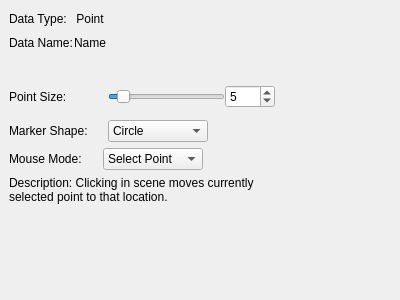
paulmthompson/WhiskerToolbox, file src/WhiskerToolbox/Media_Widget/MediaPoint_Widget/MediaPoint_Widget.ui: the form before one commit.
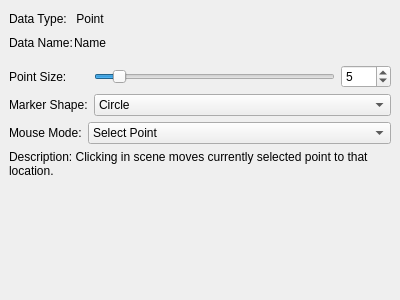
The form after the commit. Custom widgets are drawn as their Qt base class.

Commit message: More fixes to Media Widget

Diff of the .ui file:
```diff
--- a/src/WhiskerToolbox/Media_Widget/MediaPoint_Widget/MediaPoint_Widget.ui
+++ b/src/WhiskerToolbox/Media_Widget/MediaPoint_Widget/MediaPoint_Widget.ui
@@ -10,6 +10,12 @@
     <height>300</height>
    </rect>
   </property>
+  <property name="sizePolicy">
+   <sizepolicy hsizetype="Expanding" vsizetype="Fixed">
+    <horstretch>0</horstretch>
+    <verstretch>0</verstretch>
+   </sizepolicy>
+  </property>
   <property name="windowTitle">
    <string>Form</string>
   </property>
@@ -103,48 +109,22 @@
     </layout>
    </item>
    <item>
-    <layout class="QHBoxLayout" name="horizontalLayout_4">
-     <property name="spacing">
-      <number>6</number>
+    <widget class="ColorPicker_Widget" name="color_picker" native="true">
+     <property name="sizePolicy">
+      <sizepolicy hsizetype="Expanding" vsizetype="Fixed">
+       <horstretch>0</horstretch>
+       <verstretch>0</verstretch>
+      </sizepolicy>
      </property>
-     <item>
-      <widget class="ColorPicker_Widget" name="color_picker" native="true">
-       <property name="sizePolicy">
-        <sizepolicy hsizetype="Preferred" vsizetype="Fixed">
-         <horstretch>0</horstretch>
-         <verstretch>0</verstretch>
-        </sizepolicy>
-       </property>
-       <property name="minimumSize">
-        <size>
-         <width>264</width>
-         <height>0</height>
-        </size>
-       </property>
-      </widget>
-     </item>
-     <item>
-      <spacer name="horizontalSpacer_4">
-       <property name="orientation">
-        <enum>Qt::Orientation::Horizontal</enum>
-       </property>
-       <property name="sizeHint" stdset="0">
-        <size>
-         <width>20</width>
-         <height>20</height>
-        </size>
-       </property>
-      </spacer>
-     </item>
-    </layout>
+    </widget>
    </item>
    <item>
     <layout class="QGridLayout" name="point_settings_layout">
      <property name="sizeConstraint">
-      <enum>QLayout::SizeConstraint::SetFixedSize</enum>
+      <enum>QLayout::SizeConstraint::SetDefaultConstraint</enum>
      </property>
      <property name="horizontalSpacing">
-      <number>0</number>
+      <number>6</number>
      </property>
      <property name="verticalSpacing">
       <number>6</number>
@@ -158,6 +138,12 @@
      </item>
      <item row="0" column="2">
       <widget class="QSpinBox" name="point_size_spinbox">
+       <property name="sizePolicy">
+        <sizepolicy hsizetype="Fixed" vsizetype="Fixed">
+         <horstretch>0</horstretch>
+         <verstretch>0</verstretch>
+        </sizepolicy>
+       </property>
        <property name="minimumSize">
         <size>
          <width>50</width>
@@ -178,17 +164,11 @@
      <item row="2" column="1" colspan="2">
       <widget class="QComboBox" name="marker_shape_combo">
        <property name="sizePolicy">
-        <sizepolicy hsizetype="Maximum" vsizetype="Fixed">
+        <sizepolicy hsizetype="Expanding" vsizetype="Fixed">
          <horstretch>0</horstretch>
          <verstretch>0</verstretch>
         </sizepolicy>
        </property>
-       <property name="minimumSize">
-        <size>
-         <width>100</width>
-         <height>0</height>
-        </size>
-       </property>
        <item>
         <property name="text">
          <string>Circle</string>
@@ -224,12 +204,18 @@
      <item row="2" column="0">
       <widget class="QLabel" name="marker_shape_label">
        <property name="text">
-        <string>Marker Shape:      </string>
+        <string>Marker Shape:</string>
        </property>
       </widget>
      </item>
      <item row="0" column="1">
       <widget class="QSlider" name="point_size_slider">
+       <property name="sizePolicy">
+        <sizepolicy hsizetype="Expanding" vsizetype="Fixed">
+         <horstretch>0</horstretch>
+         <verstretch>0</verstretch>
+        </sizepolicy>
+       </property>
        <property name="minimum">
         <number>1</number>
        </property>
@@ -244,19 +230,6 @@
        </property>
       </widget>
      </item>
-     <item row="0" column="3" rowspan="3">
-      <spacer name="horizontalSpacer_5">
-       <property name="orientation">
-        <enum>Qt::Orientation::Horizontal</enum>
-       </property>
-       <property name="sizeHint" stdset="0">
-        <size>
-         <width>20</width>
-         <height>20</height>
-        </size>
-       </property>
-      </spacer>
-     </item>
     </layout>
    </item>
    <item>
@@ -265,37 +238,31 @@
       <number>6</number>
      </property>
      <property name="sizeConstraint">
-      <enum>QLayout::SizeConstraint::SetFixedSize</enum>
+      <enum>QLayout::SizeConstraint::SetDefaultConstraint</enum>
      </property>
      <item>
       <layout class="QHBoxLayout" name="horizontalLayout_3">
        <property name="spacing">
-        <number>1</number>
+        <number>6</number>
        </property>
        <property name="sizeConstraint">
-        <enum>QLayout::SizeConstraint::SetFixedSize</enum>
+        <enum>QLayout::SizeConstraint::SetDefaultConstraint</enum>
        </property>
        <item>
         <widget class="QLabel" name="label_4">
          <property name="text">
-          <string>Mouse Mode:      </string>
+          <string>Mouse Mode:</string>
          </property>
         </widget>
        </item>
        <item>
         <widget class="QComboBox" name="selection_model_combo">
          <property name="sizePolicy">
-          <sizepolicy hsizetype="Maximum" vsizetype="Fixed">
+          <sizepolicy hsizetype="Expanding" vsizetype="Fixed">
            <horstretch>0</horstretch>
            <verstretch>0</verstretch>
           </sizepolicy>
          </property>
-         <property name="minimumSize">
-          <size>
-           <width>100</width>
-           <height>0</height>
-          </size>
-         </property>
          <item>
           <property name="text">
            <string>Select Point</string>
@@ -303,25 +270,12 @@
          </item>
         </widget>
        </item>
-       <item>
-        <spacer name="horizontalSpacer_3">
-         <property name="orientation">
-          <enum>Qt::Orientation::Horizontal</enum>
-         </property>
-         <property name="sizeHint" stdset="0">
-          <size>
-           <width>20</width>
-           <height>20</height>
-          </size>
-         </property>
-        </spacer>
-       </item>
       </layout>
      </item>
      <item>
       <widget class="QLabel" name="selection_model_label">
        <property name="sizePolicy">
-        <sizepolicy hsizetype="Maximum" vsizetype="Preferred">
+        <sizepolicy hsizetype="Expanding" vsizetype="Preferred">
          <horstretch>0</horstretch>
          <verstretch>0</verstretch>
         </sizepolicy>
@@ -341,7 +295,7 @@
        </property>
        <property name="sizeHint" stdset="0">
         <size>
-         <width>250</width>
+         <width>20</width>
          <height>40</height>
         </size>
        </property>
```
The commit also changes 6 other files.
